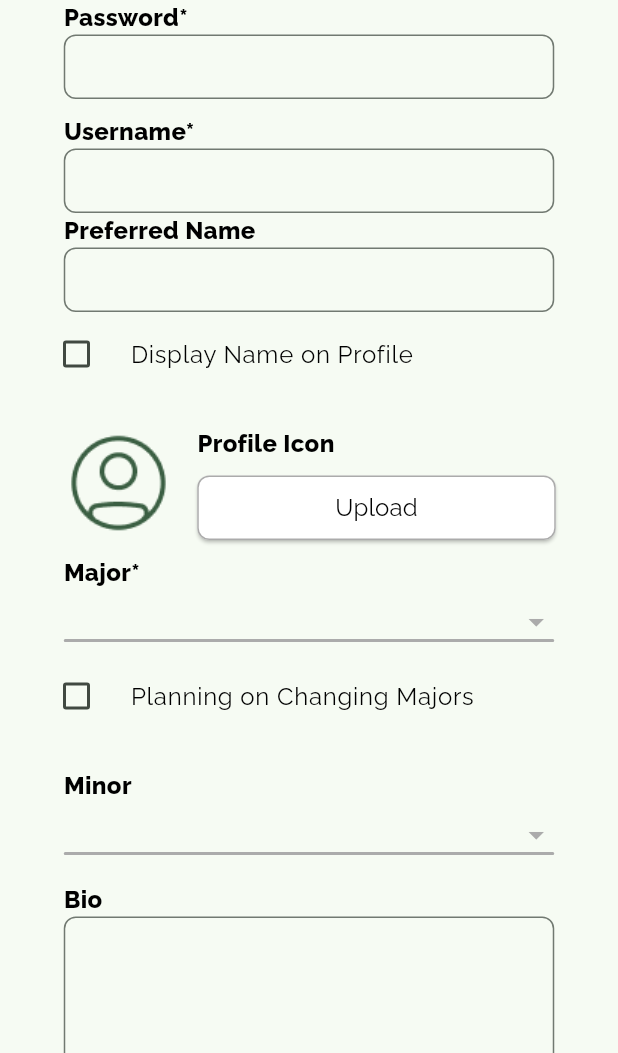
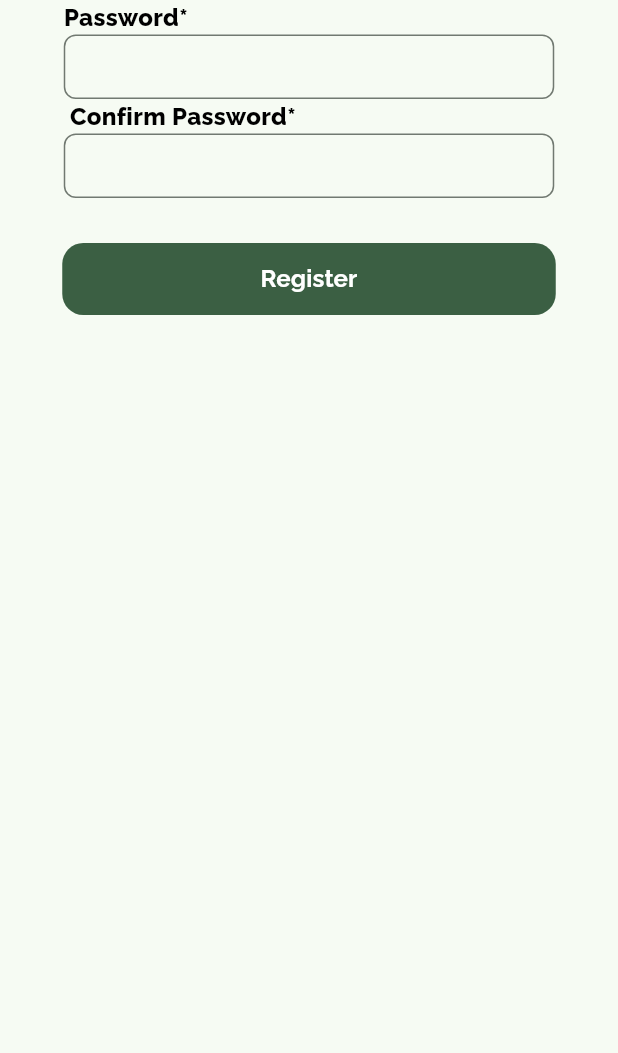
Before and after one commit to BroncoBond/Bronco-Bond, a Flutter app: the LoginPage screen opened by its route, after a tap on "Create Account", on a phone screen of 412 x 824 dp, the part 183-1236 px from its top. Run offline on Flutter 3.47's test engine with Material 2 defaults, Android fonts, the phone set to English and light mode, and no system bars; our stand-ins replace google_fonts; generated files the repository leaves out were written again.

Commit message:
create register page

```diff
--- a/lib/src/screens/login.dart
+++ b/lib/src/screens/login.dart
@@ -1,5 +1,6 @@
 import 'package:bronco_bond/src/screens/forgotpassword.dart';
 import 'package:bronco_bond/src/screens/userInfo.dart';
+import 'package:bronco_bond/src/screens/register.dart';
 import 'package:bronco_bond/src/screens/verification.dart';
 import 'package:flutter/material.dart';
 import 'package:google_fonts/google_fonts.dart';
@@ -78,7 +79,7 @@ class LoginPageState extends State<LoginPage> {
             buildTextButton(
               "Create Account",
               context,
-              const UserInfoPage(),
+              const RegisterPage(),
             ),
           ],
         ),
--- /dev/null
+++ b/lib/src/screens/register.dart
@@ -0,0 +1,153 @@
+import 'package:bronco_bond/src/screens/userInfo.dart';
+import 'package:flutter/material.dart';
+import 'package:google_fonts/google_fonts.dart';
+
+/// Displays detailed information about a SampleItem.
+class RegisterPage extends StatefulWidget {
+  const RegisterPage({super.key});
+
+  @override
+  RegisterPageState createState() => RegisterPageState();
+}
+
+class RegisterPageState extends State<RegisterPage> {
+  TextEditingController emailController = TextEditingController();
+  TextEditingController passwordController = TextEditingController();
+
+  void registerUser() async {
+    /*
+    if (emailController.text.isNotEmpty && passwordController.text.isNotEmpty) {
+      var regBody = {
+        "email": emailController.text,
+        "password": passwordController.text
+      };
+
+      var response = await http.post(Uri.parse(registration),
+          headers: {"Content-Type": "application/json"},
+          body: jsonEncode(regBody));
+
+      var jsonResponse = jsonDecode(response.body);
+
+      print(jsonResponse['status']);
+
+      if (jsonResponse['status']) {
+        Navigator.push(
+            context, MaterialPageRoute(builder: (context) => SignInPage()));
+      } else {
+        print("SomeThing Went Wrong");
+      }
+    } else {
+      setState(() {
+        _isNotValidate = true;
+      });
+    }
+    */
+  }
+
+  @override
+  Widget build(BuildContext context) {
+    return Scaffold(
+      appBar: AppBar(
+        leading: IconButton(
+          icon: const Icon(Icons.arrow_back_ios),
+          color: Colors.black,
+          onPressed: () {
+            Navigator.of(context).pop();
+          },
+        ),
+        title: Text(
+          "BroncoBond",
+          style: GoogleFonts.raleway(
+            textStyle: Theme.of(context).textTheme.displaySmall,
+            fontSize: 25,
+            fontWeight: FontWeight.w800,
+            color: const Color(0xFF3B5F43),
+          ),
+        ),
+        centerTitle: true,
+      ),
+      body: SingleChildScrollView(
+        child: Column(
+          mainAxisAlignment: MainAxisAlignment.center,
+          children: [
+            buildTextField("Email*", emailController),
+            buildTextField("Password*", passwordController),
+            buildTextField(" Confirm Password*", passwordController),
+            const SizedBox(height: 10),
+            buildButton("Register", context, const UserInfoPage()),
+          ],
+        ),
+      ),
+    );
+  }
+}
+
+// Widget for TextFields
+Widget buildTextField(String label, TextEditingController fieldController) {
+  return Column(
+    crossAxisAlignment: CrossAxisAlignment.start,
+    children: [
+      // Text label
+      Text(
+        label,
+        style: GoogleFonts.raleway(
+          fontSize: 16,
+          fontWeight: FontWeight.w800,
+          color: Colors.black,
+        ),
+        textAlign: TextAlign.start,
+      ),
+      // Text field
+      SizedBox(
+        width: 327,
+        height: 43,
+        child: TextField(
+          controller: fieldController,
+          keyboardType: TextInputType.text,
+          decoration: InputDecoration(
+            border: OutlineInputBorder(
+              borderSide: const BorderSide(color: Color(0xFFABABAB)),
+              borderRadius: BorderRadius.circular(8.0),
+            ),
+            contentPadding: const EdgeInsets.symmetric(horizontal: 12),
+          ),
+          textAlign: TextAlign.start,
+        ),
+      ),
+    ],
+  );
+}
+
+Widget buildButton(String label, BuildContext context, Widget destination) {
+  return Align(
+    alignment: Alignment.bottomCenter,
+    child: Padding(
+      padding: const EdgeInsets.all(20.0),
+      child: Container(
+        width: 329,
+        decoration: BoxDecoration(
+          borderRadius: BorderRadius.circular(14),
+          color: const Color(0xFF3B5F43),
+        ),
+        child: TextButton(
+          onPressed: () {
+            Navigator.push(
+              context,
+              MaterialPageRoute(
+                builder: (context) => destination,
+              ),
+            );
+          },
+          child: Text(
+            label,
+            style: GoogleFonts.raleway(
+              fontSize: 16,
+              fontWeight: FontWeight.w700,
+              color: Colors.white,
+            ),
+          ),
+        ),
+      ),
+    ),
+  );
+}
--- a/lib/src/screens/userInfo.dart
+++ b/lib/src/screens/userInfo.dart
@@ -11,10 +11,6 @@ class UserInfoPage extends StatefulWidget {
 }
 
 class UserInfoPageState extends State<UserInfoPage> {
-  TextEditingController emailController = TextEditingController();
-  TextEditingController passwordController = TextEditingController();
-  TextEditingController usernameController = TextEditingController();
-  TextEditingController preferredNameController = TextEditingController();
   bool displayNameOnProfile = false;
   bool changingMajor = false;
   // String? selectedValue;
@@ -54,11 +50,11 @@ class UserInfoPageState extends State<UserInfoPage> {
         child: Column(
           mainAxisAlignment: MainAxisAlignment.center,
           children: [
-            buildTextField("Email*", emailController),
-            buildTextField("Password*", passwordController),
+            buildTextField("Email*"),
+            buildTextField("Password*"),
             const SizedBox(height: 10),
-            buildTextField("Username*", usernameController),
-            buildTextField("Preferred Name", preferredNameController),
+            buildTextField("Username*"),
+            buildTextField("Preferred Name"),
             buildCheckBox("Display Name on Profile", displayNameOnProfile),
             buildProfileIcon(),
             const SizedBox(height: 10),
@@ -75,7 +71,7 @@ class UserInfoPageState extends State<UserInfoPage> {
   }
 
   // Widget for TextFields
-  Widget buildTextField(String label, TextEditingController fieldController) {
+  Widget buildTextField(String label) {
     return Column(
       crossAxisAlignment: CrossAxisAlignment.start,
       children: [
@@ -94,7 +90,6 @@ class UserInfoPageState extends State<UserInfoPage> {
           width: 327,
           height: 43,
           child: TextField(
-            controller: fieldController,
             keyboardType: TextInputType.text,
             decoration: InputDecoration(
               border: OutlineInputBorder(
```
